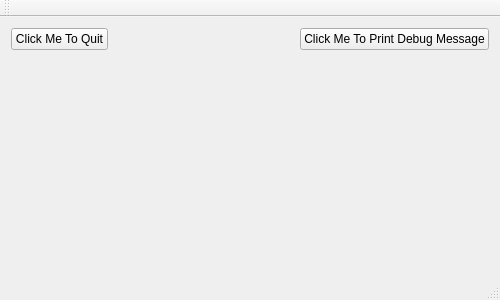
Above: basic/simple/mainwindow.ui from yyu/hi-qt before the change. Below: the same form after it.
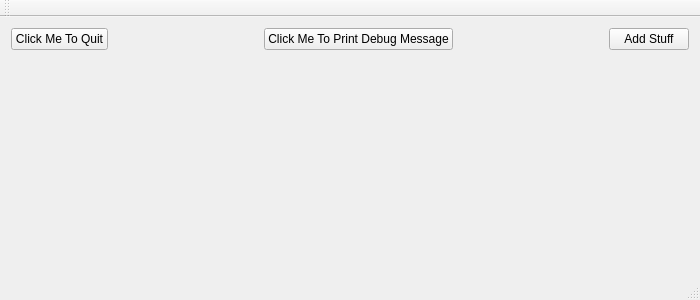
That is the form after the change.

```diff
--- a/basic/simple/mainwindow.ui
+++ b/basic/simple/mainwindow.ui
@@ -6,7 +6,7 @@
    <rect>
     <x>0</x>
     <y>0</y>
-    <width>500</width>
+    <width>700</width>
     <height>300</height>
    </rect>
   </property>
@@ -44,6 +44,26 @@
         </property>
        </widget>
       </item>
+      <item>
+       <spacer name="horizontalSpacer_2">
+        <property name="orientation">
+         <enum>Qt::Horizontal</enum>
+        </property>
+        <property name="sizeHint" stdset="0">
+         <size>
+          <width>40</width>
+          <height>20</height>
+         </size>
+        </property>
+       </spacer>
+      </item>
+      <item>
+       <widget class="QPushButton" name="addStuffButton">
+        <property name="text">
+         <string>Add Stuff</string>
+        </property>
+       </widget>
+      </item>
      </layout>
     </item>
     <item>
```
Left out of the diff: 2 changed lines with no effect on the pictures.
